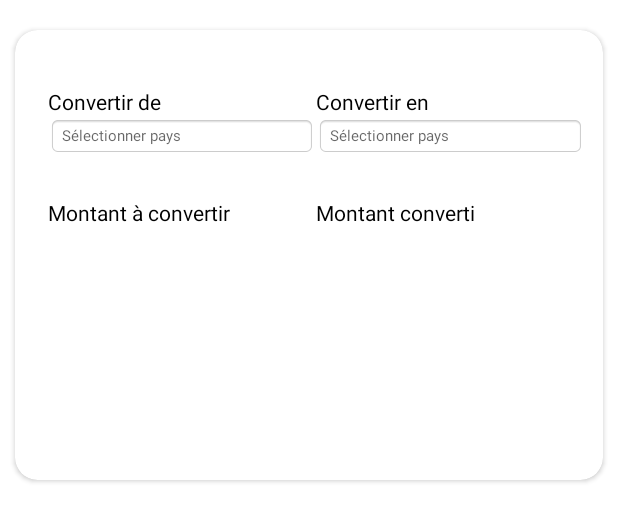
After one commit to Kyuremdoree/Elpy, an Android app: the layout currency_converter.xml on its own in the app's theme, with its tools: preview values and no code run, on a phone screen of 412 x 824 dp. The commit adds this screen. Shown: the top 522 px of the screen. Run offline under Robolectric (Android 15) with nearby library versions, the phone set to English and light mode, and no system bars.

Commit message:
:poop: not tested yet but converter of currency on progress

```diff
--- a/Elpy/app/build.gradle.kts
+++ b/Elpy/app/build.gradle.kts
@@ -41,4 +41,5 @@ dependencies {
     testImplementation("junit:junit:4.13.2")
     androidTestImplementation("androidx.test.ext:junit:1.1.5")
     androidTestImplementation("androidx.test.espresso:espresso-core:3.5.1")
+    implementation("com.android.volley:volley:1.2.1")
 }
--- a/Elpy/app/src/main/AndroidManifest.xml
+++ b/Elpy/app/src/main/AndroidManifest.xml
@@ -1,6 +1,9 @@
 <?xml version="1.0" encoding="utf-8"?>
 <manifest xmlns:android="http://schemas.android.com/apk/res/android"
     xmlns:tools="http://schemas.android.com/tools">
+
+    <uses-permission android:name="android.permission.INTERNET"/>
+    <uses-permission android:name="android.permission.ACCESS_NETWORK_STATE"/>
 
     <application
         android:allowBackup="true"
@@ -35,6 +38,9 @@
             android:name=".NoteTaker"
             android:exported="false"
             android:theme="@style/Base.Theme.Elpy.NoActionBar"/>
+        <activity
+            android:name=".ConvertChange"
+            android:exported="true"/>
     </application>
 
 </manifest>
--- /dev/null
+++ b/Elpy/app/src/main/res/drawable/arrow_down.xml
@@ -0,0 +1,5 @@
+<vector android:height="24dp" android:tint="#000000"
+    android:viewportHeight="24" android:viewportWidth="24"
+    android:width="24dp" xmlns:android="http://schemas.android.com/apk/res/android">
+    <path android:fillColor="@android:color/white" android:pathData="M7,10l5,5 5,-5z"/>
+</vector>
--- /dev/null
+++ b/Elpy/app/src/main/res/layout/currency_converter.xml
@@ -0,0 +1,146 @@
+<?xml version="1.0" encoding="utf-8"?>
+<RelativeLayout xmlns:android="http://schemas.android.com/apk/res/android"
+    xmlns:app="http://schemas.android.com/apk/res-auto"
+    android:layout_width="match_parent"
+    android:layout_height="match_parent"
+    android:focusable="true"
+    android:focusableInTouchMode="true"
+    android:orientation="vertical">
+
+    <androidx.cardview.widget.CardView
+        android:id="@+id/card_view"
+        android:layout_width="match_parent"
+        android:layout_height="300dp"
+        android:layout_marginStart="10dp"
+        android:layout_marginTop="20dp"
+        android:layout_marginEnd="10dp"
+        android:clickable="true"
+        android:focusable="true"
+        app:cardCornerRadius="15dp">
+
+        <LinearLayout
+            android:id="@+id/master_linear_layout"
+            android:layout_width="match_parent"
+            android:layout_height="wrap_content"
+            android:layout_marginTop="8dp"
+            android:orientation="vertical"
+            android:padding="12dp"
+            android:paddingBottom="10dp">
+
+            <LinearLayout
+                android:id="@+id/dropdown_menu_layout"
+                android:layout_width="match_parent"
+                android:layout_height="wrap_content"
+                android:layout_marginTop="8dp"
+                android:orientation="vertical"
+                android:paddingTop="10dp"
+                android:paddingBottom="10dp">
+
+                <LinearLayout
+                    android:id="@+id/layout_one"
+                    android:layout_width="match_parent"
+                    android:layout_height="match_parent"
+                    android:gravity="top|bottom|center_vertical|fill_vertical|center|fill">
+
+                    <TextView
+                        android:id="@+id/convert_from_title"
+                        android:layout_width="0dp"
+                        android:layout_height="wrap_content"
+                        android:layout_marginStart="10dp"
+                        android:layout_weight="1.0"
+                        android:text="@string/convertFrom"
+                        android:textColor="#000000"/>
+
+                    <TextView
+                        android:id="@+id/convert_to_title"
+                        android:layout_width="0dp"
+                        android:layout_height="wrap_content"
+                        android:layout_weight="1.0"
+                        android:text="@string/convertTo"
+                        android:textColor="#000000"/>
+
+
+                </LinearLayout>
+
+                <LinearLayout
+                    android:id="@+id/layout_two"
+                    android:layout_width="match_parent"
+                    android:layout_height="wrap_content">
+
+                    <TextView
+                        android:id="@+id/convert_from_dropdown_menu"
+                        android:layout_width="0dp"
+                        android:layout_height="wrap_content"
+                        android:layout_marginStart="10dp"
+                        android:layout_weight="1.0"
+                        android:background="@android:drawable/editbox_background"
+                        android:hint="@string/hintSelect"
+                        android:textColor="#000000"
+                        android:text=""
+                        android:textSize="10dp"
+                        app:drawableLeftCompact="@drawable/arrow_down"
+                        app:drawableRightCompact="@drawable/arrow_down"/>
+
+                    <TextView
+                        android:id="@+id/convert_to_dropdown_menu"
+                        android:layout_width="0dp"
+                        android:layout_height="wrap_content"
+                        android:layout_weight="1.0"
+                        android:background="@android:drawable/editbox_background"
+                        android:hint="@string/hintSelect"
+                        android:textColor="#000000"
+                        android:text=""
+                        android:textSize="10dp"
+                        app:drawableLeftCompact="@drawable/arrow_down"
+                        app:drawableRightCompact="@drawable/arrow_down"/>
+
+                </LinearLayout>
+
+            </LinearLayout>
+
+            <LinearLayout
+                android:id="@+id/liner_layout_below"
+                android:layout_width="match_parent"
+                android:layout_height="wrap_content"
+                android:layout_marginTop="8dp"
+                android:orientation="vertical"
+                android:paddingTop="10dp"
+                android:paddingBottom="10dp">
+
+                <LinearLayout
+                    android:id="@+id/linear_layout_below1"
+                    android:layout_width="match_parent"
+                    android:layout_height="match_parent"
+                    android:gravity="top|bottom|center_vertical|fill_vertical|center|fill">
+
+
+                    <TextView
+                        android:id="@+id/amount_value_to_convert"
+                        android:layout_width="0dp"
+                        android:layout_height="wrap_content"
+                        android:layout_weight="1.0"
+                        android:layout_marginStart="10dp"
+                        android:text="@string/amount"
+                        android:textColor="#000000"/>
+
+                    <TextView
+                        android:id="@+id/amount_value_converted"
+                        android:layout_width="0dp"
+                        android:layout_height="wrap_content"
+                        android:layout_weight="1.0"
+                        android:text="@string/amountConverted"
+                        android:textColor="#000000"/>
+
+
+                </LinearLayout>
+
+            </LinearLayout>
+
+
+        </LinearLayout>
+
+    </androidx.cardview.widget.CardView>
+
+
+
+</RelativeLayout>
--- a/Elpy/app/src/main/res/values/strings.xml
+++ b/Elpy/app/src/main/res/values/strings.xml
@@ -20,4 +20,11 @@
     <string name="note_content_required">Contenu obligatoire</string>
     <string name="note_date">Date</string>
     <string name="note_notes">Notes.</string>
+    <string name="selectCountry">Choisir un pays</string>
+    <string name="search">Chercher..</string>
+    <string name="convertFrom">Convertir de</string>
+    <string name="convertTo">Convertir en</string>
+    <string name="hintSelect">Sélectionner pays</string>
+    <string name="amount">Montant à convertir</string>
+    <string name="amountConverted">Montant converti</string>
 </resources>
```
Also changed, not shown: Elpy/app/src/main/java/uqac/dim/elpy/ConvertChange.java (added, +9 -0 lines), Elpy/app/src/main/res/layout/from_spinner.xml (added, +33 -0 lines), Elpy/app/src/main/res/layout/to_spinner.xml (added, +33 -0 lines), 1 other file.
